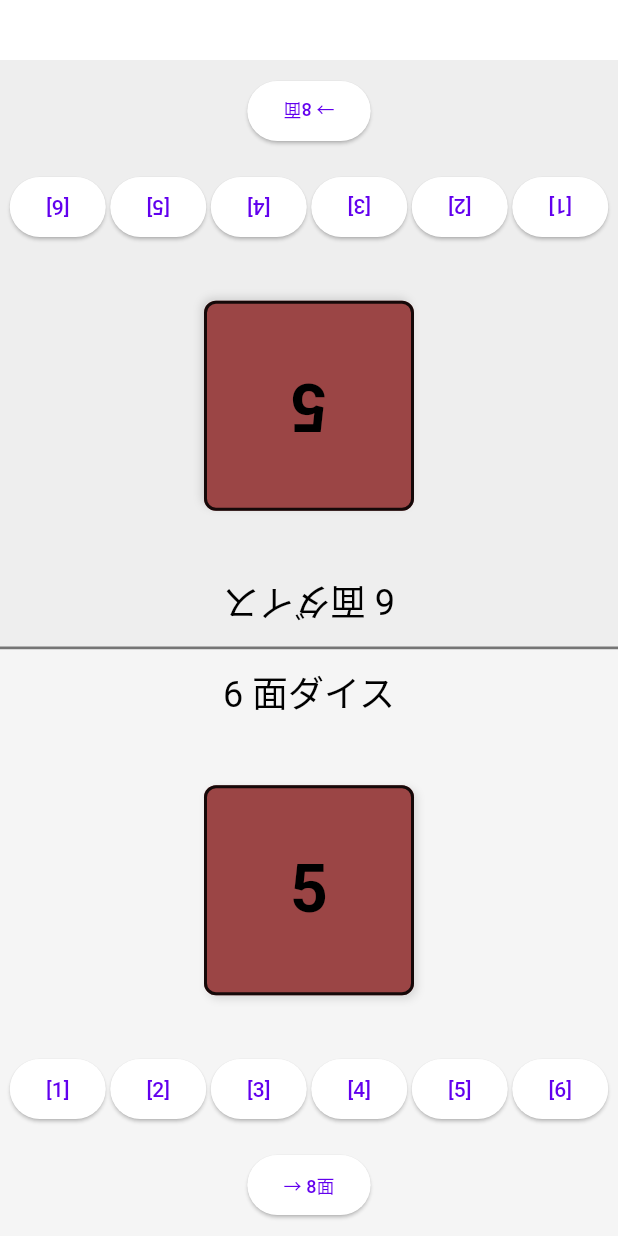
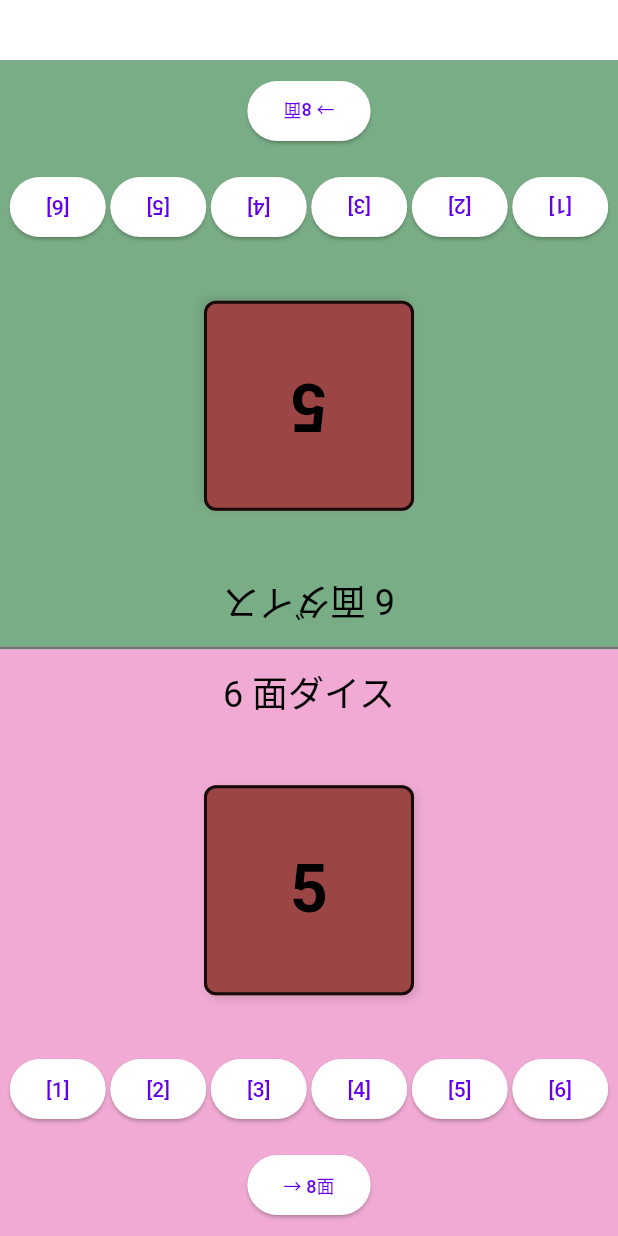
Before and after one commit to YotaMomose/dice, a Flutter app: the screen it shows after launch, on a phone screen of 412 x 824 dp. Run offline on Flutter 3.47's test engine with Material 3 defaults, Android fonts, the phone set to English and light mode, and no system bars.

Commit message:
プレーヤーナンバーをPlayerクラスで管理するように修正

```diff
--- a/lib/main.dart
+++ b/lib/main.dart
@@ -37,8 +37,8 @@ class _DicePageState extends State<DicePage> {
   @override
   void initState() {
     super.initState();
-    _player1 = Player();
-    _player2 = Player();
+    _player1 = Player(1); // 上部プレイヤー
+    _player2 = Player(2); // 下部プレイヤー
   }
 
   /// 指定されたプレイヤーの面数を増やす
@@ -49,7 +49,7 @@ class _DicePageState extends State<DicePage> {
   }
 
   /// 面数変更の確認ダイアログを表示する
-  Future<void> _showFaceChangeDialog(Player player, int playerNumber) async {
+  Future<void> _showFaceChangeDialog(Player player) async {
     if (player.isMaxFaces) {
       return;
     }
@@ -60,7 +60,7 @@ class _DicePageState extends State<DicePage> {
       context: context,
       builder: (BuildContext context) {
         final dialog = AlertDialog(
-          title: Text('プレイヤー$playerNumber: 面数を変更しますか？'),
+          title: Text('プレイヤー${player.id}: 面数を変更しますか？'),
           content: Text('$nextFaces 面ダイスに変更します。\n現在の強化値は引き継がれます。'),
           actions: [
             TextButton(
@@ -75,7 +75,7 @@ class _DicePageState extends State<DicePage> {
         );
 
         // プレイヤー1のダイアログは逆さまにする
-        if (playerNumber == 1) {
+        if (player.id == 1) {
           return Transform.rotate(
             angle: 3.14159,
             child: dialog,
@@ -92,7 +92,7 @@ class _DicePageState extends State<DicePage> {
   }
 
   /// 強化ボーナス値を入力するダイアログを表示する
-  Future<void> _showBonusDialog(Player player, int playerNumber, int faceNumber) async {
+  Future<void> _showBonusDialog(Player player, int faceNumber) async {
     int selectedBonus = 1;
 
     try {
@@ -103,7 +103,7 @@ class _DicePageState extends State<DicePage> {
           return StatefulBuilder(
             builder: (context, setDialogState) {
               final dialog = AlertDialog(
-                title: Text('プレイヤー$playerNumber: 面$faceNumber の強化値を選択'),
+                title: Text('プレイヤー${player.id}: 面$faceNumber の強化値を選択'),
                 content: SegmentedButton<int>(
                   segments: const [
                     ButtonSegment(value: 1, label: Text('+1')),
@@ -128,7 +128,7 @@ class _DicePageState extends State<DicePage> {
               );
 
               // プレイヤー1のダイアログは逆さまにする
-              if (playerNumber == 1) {
+              if (player.id == 1) {
                 return Transform.rotate(
                   angle: 3.14159,
                   child: dialog,
@@ -182,7 +182,7 @@ class _DicePageState extends State<DicePage> {
   }
 
   /// プレイヤーのサイコロUIを構築
-  Widget _buildPlayerDiceUI(Player player, int playerNumber, {bool isReversed = false}) {
+  Widget _buildPlayerDiceUI(Player player, {bool isReversed = false}) {
     final size = 140.0;
 
     final column = Column(
@@ -239,8 +239,8 @@ class _DicePageState extends State<DicePage> {
                 final faceNumber = index + 1;
                 final bonus = player.getBonus(faceNumber);
                 return ElevatedButton(
-                  key: ValueKey('player${playerNumber}_bonus_button_$faceNumber'),
-                  onPressed: () => _showBonusDialog(player, playerNumber, faceNumber),
+                  key: ValueKey('player${player.id}_bonus_button_$faceNumber'),
+                  onPressed: () => _showBonusDialog(player, faceNumber),
                   child: Text(
                     bonus > 0 ? '[$faceNumber]+$bonus' : '[$faceNumber]',
                   ),
@@ -253,7 +253,7 @@ class _DicePageState extends State<DicePage> {
         Padding(
           padding: const EdgeInsets.symmetric(vertical: 10),
           child: ElevatedButton(
-            onPressed: player.isMaxFaces ? null : () => _showFaceChangeDialog(player, playerNumber),
+            onPressed: player.isMaxFaces ? null : () => _showFaceChangeDialog(player),
             child: Text(
               player.isMaxFaces
                   ? '最大面数'
@@ -276,6 +276,7 @@ class _DicePageState extends State<DicePage> {
     return column;
   }
 
+  // メインのビルドメソッド（画面を作っている）
   @override
   Widget build(BuildContext context) {
     return Scaffold(
@@ -286,8 +287,8 @@ class _DicePageState extends State<DicePage> {
             // プレイヤー1（上）
             Expanded(
               child: Container(
-                color: Colors.grey[200],
-                child: _buildPlayerDiceUI(_player1, 1, isReversed: true),
+                color: const Color.fromARGB(255, 121, 173, 134),
+                child: _buildPlayerDiceUI(_player1, isReversed: true),
               ),
             ),
             // 中央の区切り線
@@ -298,8 +299,8 @@ class _DicePageState extends State<DicePage> {
             // プレイヤー2（下）
             Expanded(
               child: Container(
-                color: Colors.grey[100],
-                child: _buildPlayerDiceUI(_player2, 2, isReversed: false),
+                color: const Color.fromARGB(255, 240, 170, 211),
+                child: _buildPlayerDiceUI(_player2, isReversed: false),
               ),
             ),
           ],
--- a/lib/player.dart
+++ b/lib/player.dart
@@ -5,6 +5,9 @@ import 'dice.dart';
 /// プレイヤーの状態と操作を管理するクラス。
 /// サイコロの面数、強化値、出目などを一元管理する。
 class Player {
+
+  /// プレイヤーのID（1または2）
+  final int id;
 
   /// サイコロインスタンス
   late Dice dice;
@@ -19,7 +22,7 @@ class Player {
   final Random random = Random();
 
   /// コンストラクタ。初期状態で6面ダイスを生成。
-  Player() {
+  Player(this.id) {
     dice = Dice(FaceCount(6));
     displayValue = dice.current.effectiveValue;
   }
```
